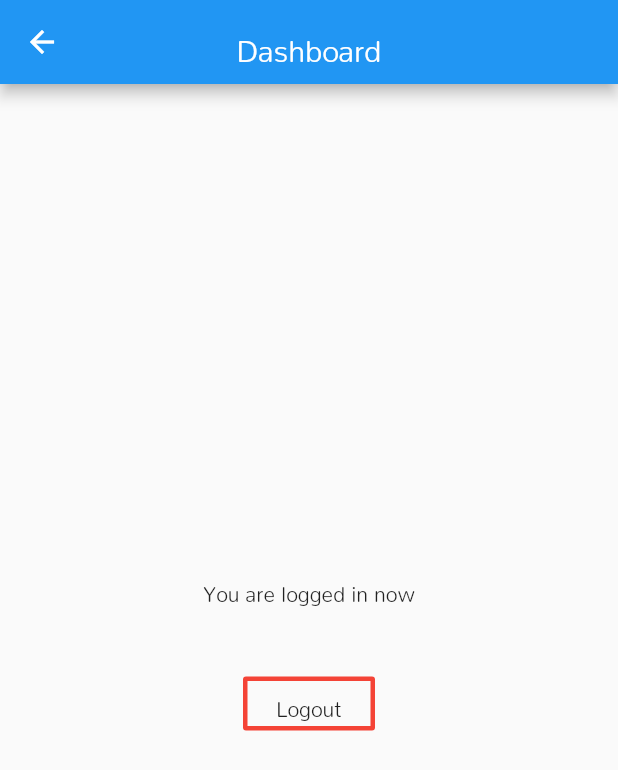
After one commit to yankies-codeman/voca, a Flutter app: the HomePage screen opened directly, after a tap on "Logout", on a phone screen of 412 x 824 dp. The commit adds this screen. Shown: the top 770 px of the screen. Run offline on Flutter 3.47's test engine with Material 2 defaults, Android fonts, the phone set to English and light mode, and no system bars; our stand-ins replace cloud_firestore, firebase_auth; accounts and stored records are empty.

Commit message:
morning progress

```diff
--- /dev/null
+++ b/lib/pages/home-page.dart
@@ -0,0 +1,36 @@
+import 'package:flutter/material.dart';
+import 'package:firebase_auth/firebase_auth.dart';
+
+class HomePage extends StatefulWidget {
+  @override
+  _HomePageState createState() => _HomePageState();
+}
+
+class _HomePageState extends State<HomePage> {
+  @override
+  Widget build(BuildContext context) {
+    return new  Scaffold(
+      appBar: new AppBar(title: new Text('Dashboard'),centerTitle: true),
+      body: Center(
+        child: Container(
+          child: new Column(
+            mainAxisAlignment: MainAxisAlignment.center,
+            children: <Widget>[
+               new Text('You are logged in now'),
+               SizedBox(height: 48.0),
+               new OutlineButton(
+                  borderSide: BorderSide(color: Colors.red, style: BorderStyle.solid, width: 3.0 ),
+                  child: new Text('Logout'),
+                  onPressed: (){
+                    FirebaseAuth.instance.signOut().then((value){
+                        Navigator.of(context).pushReplacementNamed('/landingpage');
+                    }).catchError((e){
+
+                    });
+                  },
+               )
+            ]
+          ) ,),),
+    );
+  }
+}
--- a/pubspec.yaml
+++ b/pubspec.yaml
@@ -14,7 +14,8 @@ environment:
 
 dependencies:
   firebase_auth:
-    cloud_firestore:
+  cloud_firestore:
+
   flutter:
     sdk: flutter
 
```
Also changed, not shown: lib/pages/login-page.dart (+15 -1 lines), lib/services/usermanagement.dart (added, +22 -0 lines), lib/pages/signUp-page.dart (added), pubspec.lock, 2 other files.
